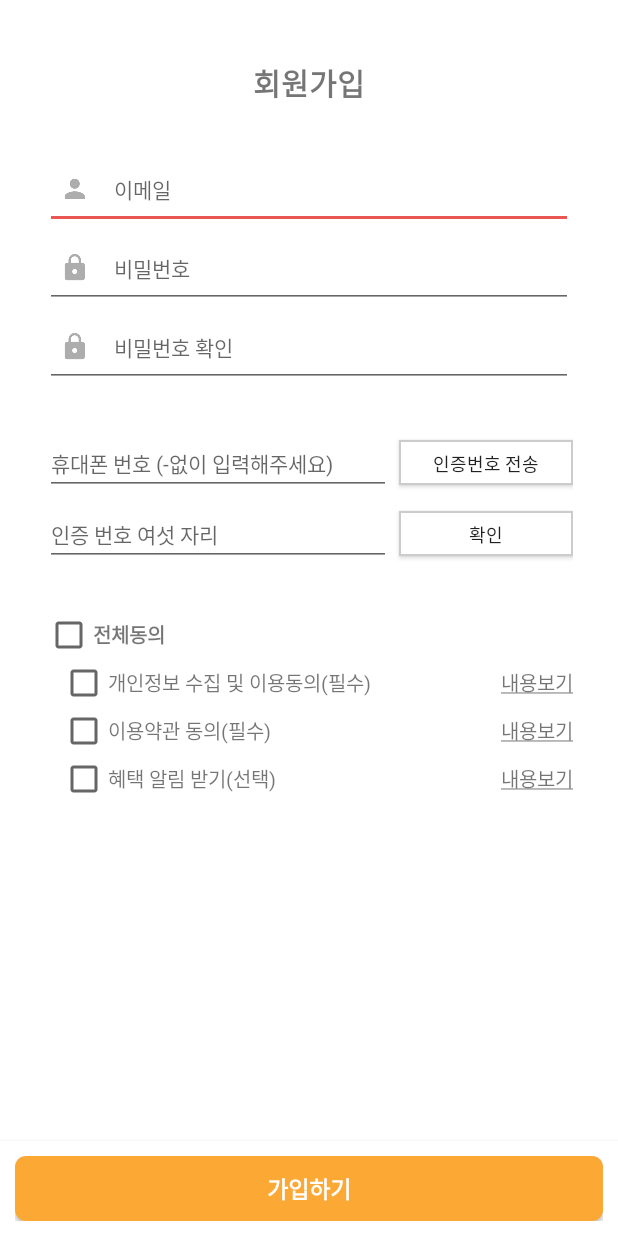
After one commit to JaeyunKang/daily-coupon, an Android app: the RegisterActivity screen opened directly, with no data from a screen before it, on a phone screen of 412 x 824 dp. The commit adds this screen. Run offline under Robolectric (Android 15) with nearby library versions, the phone set to English and light mode, and no system bars.

Commit message:
add register feature

```diff
--- a/app/src/main/AndroidManifest.xml
+++ b/app/src/main/AndroidManifest.xml
@@ -31,7 +31,9 @@
         <activity android:name=".MainActivity" />
         <activity android:name=".MembershipApplyActivity" />
         <activity android:name=".TermsActivity" />
-        <activity android:name=".LoginActivity"></activity>
+        <activity android:name=".LoginActivity" />
+        <activity android:name=".RegisterActivity" />
+        <activity android:name=".AlertActivity"></activity>
     </application>
 
 </manifest>
--- /dev/null
+++ b/app/src/main/java/com/example/ccswwf/dailycoupon/RegisterActivity.java
@@ -0,0 +1,272 @@
+package com.example.ccswwf.dailycoupon;
+
+import android.content.ContentValues;
+import android.content.Intent;
+import android.os.AsyncTask;
+import android.support.v7.app.AppCompatActivity;
+import android.os.Bundle;
+import android.view.View;
+import android.widget.Button;
+import android.widget.CheckBox;
+import android.widget.CompoundButton;
+import android.widget.EditText;
+import android.widget.TextView;
+import android.widget.Toast;
+
+import org.json.JSONObject;
+
+public class RegisterActivity extends AppCompatActivity {
+
+    EditText userId;
+    EditText userPassword;
+    EditText userPasswordCheck;
+
+    CheckBox allCheck;
+    CheckBox privatePolicyCheck;
+    CheckBox termsCheck;
+    CheckBox alertCheck;
+
+    EditText phoneNumber;
+    EditText confirmNumber;
+
+    Button phoneNumberCheckButton;
+    Button confirmNumberCheckButton;
+
+    TextView showTerms;
+    TextView showPrivatePolicy;
+    TextView showAlert;
+
+    Button registerButton;
+
+    @Override
+    protected void onCreate(Bundle savedInstanceState) {
+        super.onCreate(savedInstanceState);
+        setContentView(R.layout.activity_register);
+
+        userId = (EditText) findViewById(R.id.user_id);
+        userPassword = (EditText) findViewById(R.id.user_password);
+        userPasswordCheck = (EditText) findViewById(R.id.user_password_check);
+
+        allCheck = (CheckBox) findViewById(R.id.check_all);
+        privatePolicyCheck = (CheckBox) findViewById(R.id.check_private_policy);
+        termsCheck = (CheckBox) findViewById(R.id.check_terms);
+        alertCheck = (CheckBox) findViewById(R.id.check_alert);
+
+        phoneNumber = (EditText) findViewById(R.id.phone_number);
+        confirmNumber = (EditText) findViewById(R.id.confirm_number);
+
+        phoneNumberCheckButton = (Button) findViewById(R.id.phone_number_check);
+        confirmNumberCheckButton = (Button) findViewById(R.id.confirm_number_check);
+
+        showTerms = (TextView) findViewById(R.id.show_terms);
+        showPrivatePolicy = (TextView) findViewById(R.id.show_private_policy);
+        showAlert = (TextView) findViewById(R.id.show_alert);
+
+        registerButton = (Button) findViewById(R.id.register_btn);
+
+        allCheck.setOnCheckedChangeListener(new CompoundButton.OnCheckedChangeListener() {
+            @Override
+            public void onCheckedChanged(CompoundButton compoundButton, boolean b) {
+                boolean checked = allCheck.isChecked();
+                privatePolicyCheck.setChecked(checked);
+                termsCheck.setChecked(checked);
+                alertCheck.setChecked(checked);
+            }
+        });
+
+        phoneNumberCheckButton.setOnClickListener(new View.OnClickListener() {
+            @Override
+            public void onClick(View view) {
+                if(phoneNumber.getText().toString().equals("")) {
+                    Toast.makeText(getApplicationContext(), "번호를 입력해주세요!", Toast.LENGTH_LONG).show();
+                    return;
+                }
+                try {
+                    ContentValues values = new ContentValues();
+                    values.put("phone_number", phoneNumber.getText().toString());
+                    PhoneNumberCheckTask task = new PhoneNumberCheckTask(values);
+                    task.execute();
+                } catch (Exception e) {
+                    e.printStackTrace();
+                }
+            }
+        });
+
+        confirmNumberCheckButton.setOnClickListener(new View.OnClickListener() {
+            @Override
+            public void onClick(View view) {
+                if(confirmNumber.getText().toString().equals("")) {
+                    Toast.makeText(getApplicationContext(), "인증번호를 입력해주세요!", Toast.LENGTH_LONG).show();
+                } else {
+                    try {
+                        ContentValues values = new ContentValues();
+                        values.put("phone_number", phoneNumber.getText().toString());
+                        values.put("confirm_number", confirmNumber.getText().toString());
+                        ConfirmNumberCheckTask task = new ConfirmNumberCheckTask(values);
+                        task.execute();
+                    } catch (Exception e) {
+                        e.printStackTrace();
+                    }
+                }
+            }
+        });
+
+        showTerms.setOnClickListener(new View.OnClickListener() {
+            @Override
+            public void onClick(View view) {
+                Intent termsActivity = new Intent(RegisterActivity.this, TermsActivity.class);
+                startActivity(termsActivity);
+            }
+        });
+
+        showPrivatePolicy.setOnClickListener(new View.OnClickListener() {
+            @Override
+            public void onClick(View view) {
+                Intent privatePolicyActivity = new Intent(RegisterActivity.this, PrivatePolicyActivity.class);
+                startActivity(privatePolicyActivity);
+            }
+        });
+
+        showAlert.setOnClickListener(new View.OnClickListener() {
+            @Override
+            public void onClick(View view) {
+                Intent alertActivity = new Intent(RegisterActivity.this, AlertActivity.class);
+                startActivity(alertActivity);
+            }
+        });
+
+        registerButton.setOnClickListener(new View.OnClickListener() {
+            @Override
+            public void onClick(View view) {
+                String userIdString = userId.getText().toString();
+                String userPasswordString = userPassword.getText().toString();
+                String userPasswordCheckString = userPasswordCheck.getText().toString();
+
+                if (userIdString.equals("")) {
+                    Toast.makeText(getApplicationContext(), "이메일을 입력해주세요.", Toast.LENGTH_LONG).show();
+                } else if (userPasswordString.equals("") || userPasswordCheckString.equals("")) {
+                    Toast.makeText(getApplicationContext(), "비밀번호와 비밀번호확인칸을 모두 입력해주세요.", Toast.LENGTH_LONG).show();
+                } else if (!userPasswordString.equals(userPasswordCheckString)){
+                    Toast.makeText(getApplicationContext(), "비밀번호를 확인해주세요.", Toast.LENGTH_LONG).show();
+                } else {
+                    try {
+                        ContentValues values = new ContentValues();
+                        values.put("user_id", userIdString);
+                        values.put("user_password", userPasswordString);
+                        values.put("phone_number", phoneNumber.getText().toString());
+                        RegisterTask task = new RegisterTask(values);
+                        task.execute();
+                    } catch (Exception e) {
+                        e.printStackTrace();
+                    }
+                }
+            }
+        });
+    }
+
+    private class PhoneNumberCheckTask extends AsyncTask<Void, Void, String> {
+
+        String url = "http://prography.org/phone-number-check";
+        ContentValues values;
+
+        PhoneNumberCheckTask(ContentValues values) {
+            this.values = values;
+        }
+
+        @Override
+        protected void onPreExecute() {
+            super.onPreExecute();
+        }
+
+        @Override
+        protected String doInBackground(Void... params) {
+            String result;
+            RequestHttpURLConnection requestHttpURLConnection = new RequestHttpURLConnection();
+            result = requestHttpURLConnection.request(url, values);
+            return result;
+        }
+
+        @Override
+        protected void onPostExecute(String result) {
+
+            try {
+                JSONObject jsonObject = new JSONObject(result);
+                String msg = jsonObject.getString("msg");
+                Toast.makeText(getApplicationContext(), msg, Toast.LENGTH_LONG).show();
+            } catch(Exception e) {
+                e.printStackTrace();
+            }
+        }
+    }
+
+    private class ConfirmNumberCheckTask extends AsyncTask<Void, Void, String> {
+
+        String url = "http://prography.org/confirm-number-check";
+        ContentValues values;
+
+        ConfirmNumberCheckTask(ContentValues values) {
+            this.values = values;
+        }
+
+        @Override
+        protected void onPreExecute() {
+            super.onPreExecute();
+        }
+
+        @Override
+        protected String doInBackground(Void... params) {
+            String result;
+            RequestHttpURLConnection requestHttpURLConnection = new RequestHttpURLConnection();
+            result = requestHttpURLConnection.request(url, values);
+            return result;
+        }
+
+        @Override
+        protected void onPostExecute(String result) {
+
+            try {
+                JSONObject jsonObject = new JSONObject(result);
+                String msg = jsonObject.getString("msg");
+                Toast.makeText(getApplicationContext(), msg, Toast.LENGTH_LONG).show();
+            } catch(Exception e) {
+                e.printStackTrace();
+            }
+        }
+    }
+
+    private class RegisterTask extends AsyncTask<Void, Void, String> {
+
+        String url = "http://prography.org/register";
+        ContentValues values;
+
+        RegisterTask(ContentValues values) {
+            this.values = values;
+        }
+
+        @Override
+        protected void onPreExecute() {
+            super.onPreExecute();
+        }
+
+        @Override
+        protected String doInBackground(Void... params) {
+            String result;
+            RequestHttpURLConnection requestHttpURLConnection = new RequestHttpURLConnection();
+            result = requestHttpURLConnection.request(url, values);
+            return result;
+        }
+
+        @Override
+        protected void onPostExecute(String result) {
+
+            try {
+                JSONObject jsonObject = new JSONObject(result);
+                int success = jsonObject.getInt("success");
+                String msg = jsonObject.getString("msg");
+                Toast.makeText(getApplicationContext(), msg, Toast.LENGTH_LONG).show();
+            } catch(Exception e) {
+                e.printStackTrace();
+            }
+        }
+    }
+}
--- /dev/null
+++ b/app/src/main/res/drawable/gray_stroke_bg.xml
@@ -0,0 +1,6 @@
+<?xml version="1.0" encoding="UTF-8"?>
+<shape xmlns:android="http://schemas.android.com/apk/res/android">
+    <solid android:color="#FFF"/>
+    <stroke android:width="1dp" android:color="#CCC" />
+    <padding android:left="7dp" android:top="7dp" android:right="7dp" android:bottom="7dp" />
+</shape>
--- /dev/null
+++ b/app/src/main/res/layout/activity_register.xml
@@ -0,0 +1,240 @@
+<?xml version="1.0" encoding="utf-8"?>
+
+<RelativeLayout
+    xmlns:android="http://schemas.android.com/apk/res/android"
+    xmlns:app="http://schemas.android.com/apk/res-auto"
+    xmlns:tools="http://schemas.android.com/tools"
+    android:layout_width="match_parent"
+    android:layout_height="match_parent"
+    android:background="#FFF">
+
+
+    <ScrollView
+        android:layout_width="match_parent"
+        android:layout_height="wrap_content"
+        android:layout_alignParentTop="true">
+
+        <LinearLayout
+            android:layout_width="match_parent"
+            android:layout_height="wrap_content"
+            android:background="#FFF"
+            android:orientation="vertical"
+            android:padding="30dp"
+            tools:context=".RegisterActivity">
+
+            <TextView
+                android:layout_width="wrap_content"
+                android:layout_height="wrap_content"
+                android:layout_gravity="center"
+                android:layout_marginTop="10dp"
+                android:text="회원가입"
+                android:textSize="20dp"
+                android:textStyle="bold" />
+
+            <EditText
+                android:id="@+id/user_id"
+                android:layout_width="match_parent"
+                android:layout_height="wrap_content"
+                android:layout_marginTop="30dp"
+                android:drawableLeft="@drawable/ic_id"
+                android:drawablePadding="10dp"
+                android:hint="이메일"
+                android:textSize="14dp" />
+
+            <EditText
+                android:id="@+id/user_password"
+                android:layout_width="match_parent"
+                android:layout_height="wrap_content"
+                android:drawableLeft="@drawable/ic_password"
+                android:drawablePadding="10dp"
+                android:hint="비밀번호"
+                android:inputType="textPassword"
+                android:textSize="14dp" />
+
+            <EditText
+                android:id="@+id/user_password_check"
+                android:layout_width="match_parent"
+                android:layout_height="wrap_content"
+                android:drawableLeft="@drawable/ic_password"
+                android:drawablePadding="10dp"
+                android:hint="비밀번호 확인"
+                android:inputType="textPassword"
+                android:textSize="14dp" />
+
+            <LinearLayout
+                android:layout_width="match_parent"
+                android:layout_height="wrap_content"
+                android:layout_marginTop="30dp">
+
+                <EditText
+                    android:id="@+id/phone_number"
+                    android:layout_width="0dp"
+                    android:layout_height="wrap_content"
+                    android:layout_marginRight="5dp"
+                    android:layout_weight="2"
+                    android:hint="휴대폰 번호 (-없이 입력해주세요)"
+                    android:textSize="14dp" />
+
+                <Button
+                    android:id="@+id/phone_number_check"
+                    android:layout_width="0dp"
+                    android:layout_height="30dp"
+                    android:layout_weight="1"
+                    android:background="@drawable/gray_stroke_bg"
+                    android:text="인증번호 전송"
+                    android:textSize="12dp" />
+
+            </LinearLayout>
+
+            <LinearLayout
+                android:layout_width="match_parent"
+                android:layout_height="wrap_content"
+                android:layout_marginTop="5dp">
+
+                <EditText
+                    android:id="@+id/confirm_number"
+                    android:layout_width="0dp"
+                    android:layout_height="wrap_content"
+                    android:layout_marginRight="5dp"
+                    android:layout_weight="2"
+                    android:hint="인증 번호 여섯 자리"
+                    android:textSize="14dp" />
+
+                <Button
+                    android:id="@+id/confirm_number_check"
+                    android:layout_width="0dp"
+                    android:layout_height="30dp"
+                    android:layout_weight="1"
+                    android:background="@drawable/gray_stroke_bg"
+                    android:text="확인"
+                    android:textSize="12dp" />
+
+            </LinearLayout>
+
+            <LinearLayout
+                android:layout_width="wrap_content"
+                android:layout_height="wrap_content"
+                android:layout_marginTop="30dp">
+
+                <CheckBox
+                    android:id="@+id/check_all"
+                    android:layout_width="wrap_content"
+                    android:layout_height="wrap_content" />
+
+                <TextView
+                    android:layout_width="wrap_content"
+                    android:layout_height="wrap_content"
+                    android:text="전체동의"
+                    android:textSize="13dp"
+                    android:textStyle="bold"/>
+
+            </LinearLayout>
+
+            <LinearLayout
+                android:layout_width="match_parent"
+                android:layout_height="wrap_content"
+                android:layout_marginLeft="10dp">
+
+                <CheckBox
+                    android:id="@+id/check_private_policy"
+                    android:layout_width="wrap_content"
+                    android:layout_height="wrap_content" />
+
+                <TextView
+                    android:layout_width="wrap_content"
+                    android:layout_height="wrap_content"
+                    android:text="개인정보 수집 및 이용동의(필수)"
+                    android:textSize="13dp"/>
+
+                <TextView
+                    android:id="@+id/show_private_policy"
+                    android:layout_width="match_parent"
+                    android:layout_height="wrap_content"
+                    android:gravity="right"
+                    android:text="@string/show_contents"
+                    android:textSize="13dp"/>
+
+            </LinearLayout>
+
+            <LinearLayout
+                android:layout_width="match_parent"
+                android:layout_height="wrap_content"
+                android:layout_marginLeft="10dp">
+
+                <CheckBox
+                    android:id="@+id/check_terms"
+                    android:layout_width="wrap_content"
+                    android:layout_height="wrap_content" />
+
+                <TextView
+                    android:layout_width="wrap_content"
+                    android:layout_height="wrap_content"
+                    android:text="이용약관 동의(필수)"
+                    android:textSize="13dp"/>
+
+                <TextView
+                    android:id="@+id/show_terms"
+                    android:layout_width="match_parent"
+                    android:layout_height="wrap_content"
+                    android:gravity="right"
+                    android:text="@string/show_contents"
+                    android:textSize="13dp"/>
+
+            </LinearLayout>
+
+            <LinearLayout
+                android:layout_width="match_parent"
+                android:layout_height="wrap_content"
+                android:layout_marginLeft="10dp">
+
+                <CheckBox
+                    android:id="@+id/check_alert"
+                    android:layout_width="wrap_content"
+                    android:layout_height="wrap_content" />
+
+                <TextView
+                    android:layout_width="wrap_content"
+                    android:layout_height="wrap_content"
+                    android:text="혜택 알림 받기(선택)"
+                    android:textSize="13dp"/>
+
+                <TextView
+                    android:id="@+id/show_alert"
+                    android:layout_width="match_parent"
+                    android:layout_height="wrap_content"
+                    android:gravity="right"
+                    android:text="@string/show_contents"
+                    android:textSize="13dp"/>
+
+            </LinearLayout>
+
+        </LinearLayout>
+
+    </ScrollView>
+
+    <LinearLayout
+        android:orientation="vertical"
+        android:id="@+id/btn_register"
+        android:layout_alignParentBottom="true"
+        android:layout_width="match_parent"
+        android:layout_height="wrap_content"
+        android:padding="10dp"
+        android:elevation="5dp"
+        android:background="#FFF">
+
+        <Button
+            android:id="@+id/register_btn"
+            android:layout_width="match_parent"
+            android:layout_height="wrap_content"
+            android:minWidth="0dp"
+            android:minHeight="0dp"
+            android:padding="10dp"
+            android:background="@drawable/round_orange_bg"
+            android:text="가입하기"
+            android:textColor="#FFF"
+            android:textSize="15dp"
+            android:textStyle="bold"/>
+
+    </LinearLayout>
+
+</RelativeLayout>
--- a/app/src/main/res/values/strings.xml
+++ b/app/src/main/res/values/strings.xml
@@ -7,4 +7,6 @@
 
     <string name="register"><u>회원가입하기</u></string>
     <string name="find_id_password"><u>아이디/비밀번호 찾기</u></string>
+
+    <string name="show_contents"><u>내용보기</u></string>
 </resources>
```
Also changed, not shown: app/src/main/java/com/example/ccswwf/dailycoupon/AlertActivity.java (added, +13 -0 lines), app/src/main/java/com/example/ccswwf/dailycoupon/LoginActivity.java (+11 -0 lines), app/src/main/res/layout/activity_alert.xml (added, +18 -0 lines).
